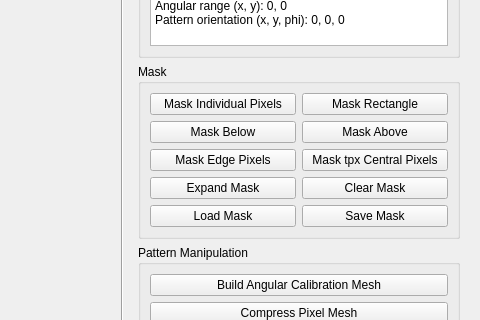
Qt form qt_designer/datapattern_widget.ui (edbosne/pyfdd) before a commit; both pictures show x 670 to 1150 and y 83 to 403 of the 1150 by 670 pixel window.
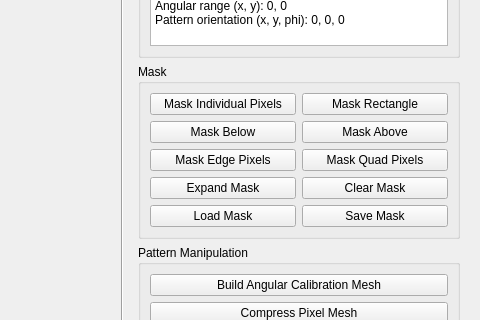
The same form after that commit.

The edit to the form file:
```diff
--- a/qt_designer/datapattern_widget.ui
+++ b/qt_designer/datapattern_widget.ui
@@ -170,7 +170,7 @@
          <item row="3" column="1">
           <widget class="QPushButton" name="pb_removecentral">
            <property name="text">
-            <string>Mask tpx Central Pixels</string>
+            <string>Mask Quad Pixels</string>
            </property>
            <attribute name="buttonGroup">
             <string notr="true">bg_mask_group</string>
```
Left out of the diff: 20 changed lines with no effect on the pictures.
